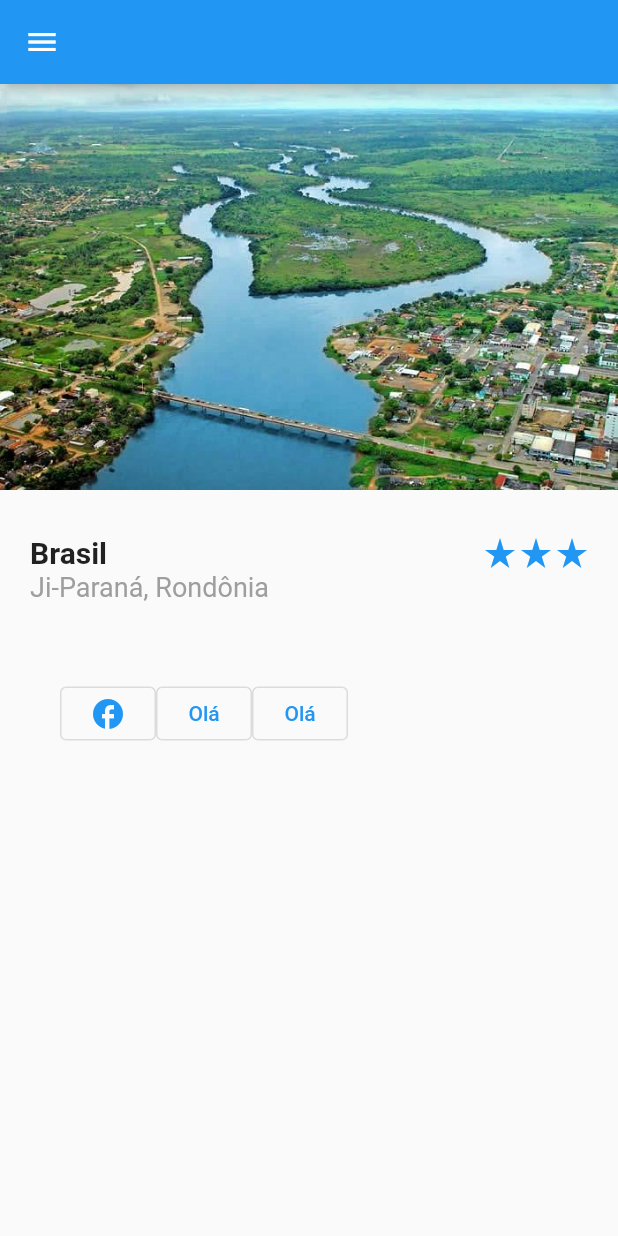
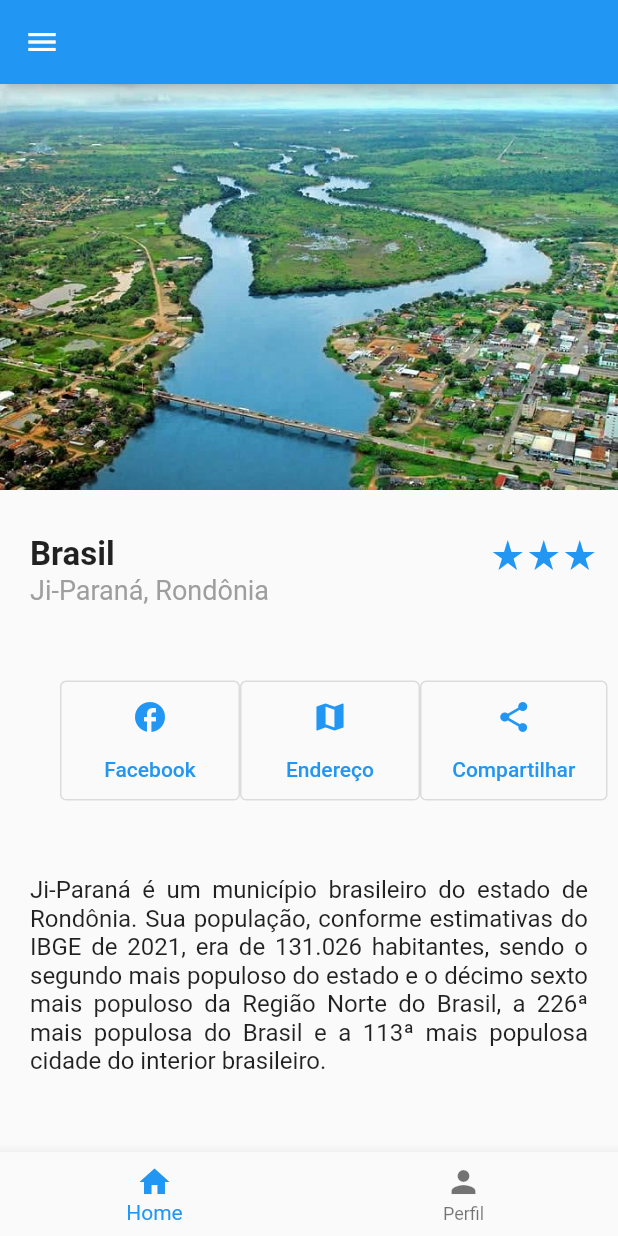
Before and after one commit to tegerafael/cidadeflutter, a Flutter app: the screen it shows after launch, on a phone screen of 412 x 824 dp. Run offline on Flutter 3.47's test engine with Material 2 defaults, Android fonts, the phone set to English and light mode, and no system bars.

Commit message:
finish project of city Ji-paraná

```diff
--- a/lib/main.dart
+++ b/lib/main.dart
@@ -37,7 +37,7 @@ class MyApp extends StatelessWidget {
                     Text(
                       'Brasil',
                       style:
-                          TextStyle(fontSize: 20, fontWeight: FontWeight.bold),
+                          TextStyle(fontSize: 22, fontWeight: FontWeight.bold),
                     ),
                   ]),
                 ),
@@ -75,12 +75,77 @@ class MyApp extends StatelessWidget {
           Container(
             padding: EdgeInsets.fromLTRB(40, 50, 0, 0),
             child: Row(children: [
-              OutlinedButton(onPressed: () {}, child: Icon(Icons.facebook)),
-              OutlinedButton(onPressed: () {}, child: Text('Olá')),
-              OutlinedButton(onPressed: () {}, child: Text('Olá')),
+              SizedBox(
+                width: 120,
+                height: 80,
+                child: OutlinedButton(
+                    onPressed: () {},
+                    child: Column(
+                      mainAxisAlignment: MainAxisAlignment.center,
+                      children: [
+                        Icon(Icons.facebook),
+                        SizedBox(
+                          height: 15,
+                        ),
+                        Text("Facebook")
+                      ],
+                    )),
+              ),
+              SizedBox(
+                width: 120,
+                height: 80,
+                child: OutlinedButton(
+                    onPressed: () {},
+                    child: Column(
+                      mainAxisAlignment: MainAxisAlignment.center,
+                      children: [
+                        Icon(Icons.map),
+                        SizedBox(
+                          height: 15,
+                        ),
+                        Text("Endereço")
+                      ],
+                    )),
+              ),
+              SizedBox(
+                width: 125,
+                height: 80,
+                child: OutlinedButton(
+                    onPressed: () {},
+                    child: Column(
+                      mainAxisAlignment: MainAxisAlignment.center,
+                      children: [
+                        Icon(Icons.share),
+                        SizedBox(
+                          height: 15,
+                        ),
+                        Text("Compartilhar")
+                      ],
+                    )),
+              ),
             ]),
           ),
+          Container(
+            padding: EdgeInsets.fromLTRB(20, 50, 20, 10),
+            child: Text(
+              "Ji-Paraná é um município brasileiro do estado de Rondônia. Sua população, conforme estimativas do IBGE de 2021, era de 131.026 habitantes, sendo o segundo mais populoso do estado e o décimo sexto mais populoso da Região Norte do Brasil, a 226ª mais populosa do Brasil e a 113ª mais populosa cidade do interior brasileiro.",
+              textAlign: TextAlign.justify,
+              style: TextStyle(fontSize: 16),
+            ),
+          )
         ]),
+        bottomNavigationBar: BottomNavigationBar(
+          items: const [
+            BottomNavigationBarItem(
+              icon: Icon(Icons.home),
+              label: 'Home',
+            ),
+            BottomNavigationBarItem(
+              icon: Icon(Icons.person),
+              label: 'Perfil',
+            ),
+          ],
+        ),
       ),
     );
   }
```
